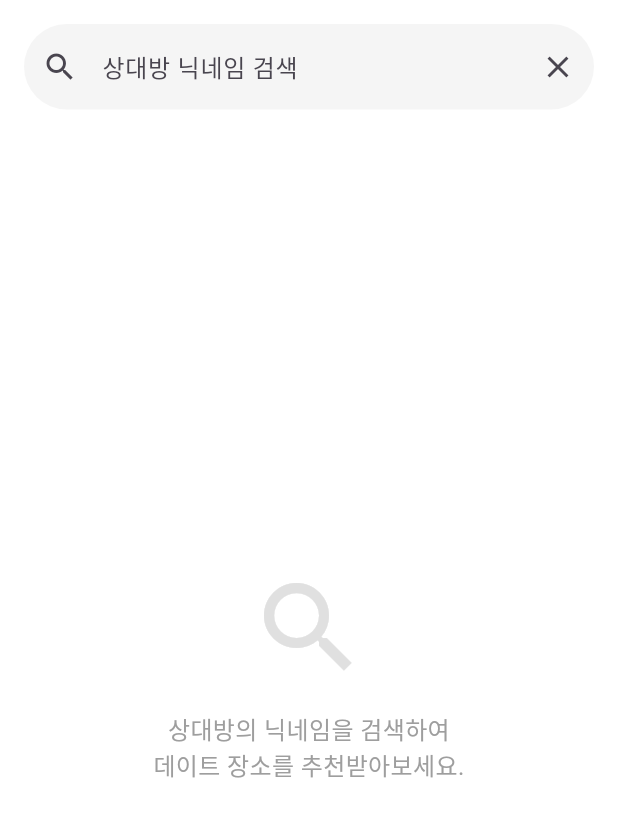
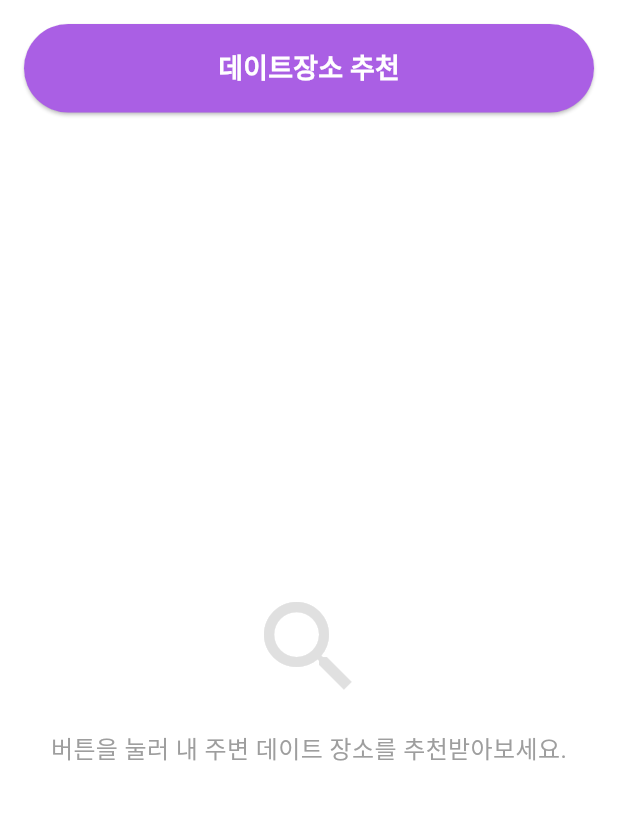
Before and after one commit to cres17/CapstoneDesign, a Flutter app: the DateRecommendationScreen screen opened directly, on a phone screen of 412 x 824 dp. Shown: the top 817 px of the screen. Run offline on Flutter 3.47's test engine with Material 3 defaults, Android fonts, the phone set to English and light mode, and no system bars; our stand-ins replace flutter_dotenv, geolocator, permission_handler, socket_io_client; missing offline and left inert: dart:html, flutter_sound, flutter_webrtc, google_mlkit_face_detection.

Commit message:
feat: 데이트장소 추천기능 (상대방과의 위치고려x 자신의 위치만 고려) -> 추후 개선해야함함

```diff
--- a/lib/screens/date_recommendation/date_recommendation_screen.dart
+++ b/lib/screens/date_recommendation/date_recommendation_screen.dart
@@ -1,5 +1,9 @@
 import 'package:flutter/material.dart';
+import 'package:geolocator/geolocator.dart';
+import 'package:http/http.dart' as http;
+import 'package:xml/xml.dart' as xml;
 import '../../constants/app_colors.dart';
+import 'dart:convert'; // 한글 깨짐 방지용
 
 class DateRecommendationScreen extends StatefulWidget {
   const DateRecommendationScreen({Key? key}) : super(key: key);
@@ -10,44 +14,113 @@ class DateRecommendationScreen extends StatefulWidget {
 }
 
 class _DateRecommendationScreenState extends State<DateRecommendationScreen> {
-  final TextEditingController _searchController = TextEditingController();
-  bool _hasSearched = false;
+  // 위치기반 데이트 장소 데이터
+  List<Map<String, dynamic>> _dateSpots = [];
+  bool _isLoading = false;
+  String? _errorMsg;
+  bool _hasRequested = false; // 버튼 클릭 여부
 
-  // 예시 데이트 장소 데이터
-  final List<Map<String, dynamic>> _dateSpots = [
-    {
-      'title': '서울숲 카페거리',
-      'description': '자연 속에서 여유로운 대화를 나눌 수 있는 감성 카페가 많은 곳입니다.',
-      'location': '서울 성동구',
-      'rating': 4.5,
-      'tags': ['카페', '자연', '데이트'],
-      'imageUrl': 'https://via.placeholder.com/150',
-    },
-    {
-      'title': '남산 타워',
-      'description': '서울의 야경을 한눈에 볼 수 있는 로맨틱한 장소입니다.',
-      'location': '서울 중구',
-      'rating': 4.7,
-      'tags': ['야경', '전망', '로맨틱'],
-      'imageUrl': 'https://via.placeholder.com/150',
-    },
-    {
-      'title': '한강 피크닉',
-      'description': '한강에서 도시락을 먹으며 여유로운 시간을 보낼 수 있어요.',
-      'location': '서울 여의도',
-      'rating': 4.2,
-      'tags': ['피크닉', '한강', '야외'],
-      'imageUrl': 'https://via.placeholder.com/150',
-    },
-    {
-      'title': '경복궁 산책',
-      'description': '한국의 전통적인 아름다움을 함께 느낄 수 있는 곳입니다.',
-      'location': '서울 종로구',
-      'rating': 4.6,
-      'tags': ['역사', '문화', '산책'],
-      'imageUrl': 'https://via.placeholder.com/150',
-    },
-  ];
+  // 위치 받아오기 및 API 요청
+  Future<void> _fetchDateSpots() async {
+    setState(() {
+      _isLoading = true;
+      _errorMsg = null;
+      _dateSpots = [];
+    });
+
+    try {
+      // 위치 권한 요청
+      LocationPermission permission = await Geolocator.checkPermission();
+      if (permission == LocationPermission.denied) {
+        permission = await Geolocator.requestPermission();
+        if (permission == LocationPermission.denied) {
+          setState(() {
+            _errorMsg = '위치 권한이 필요합니다.';
+            _isLoading = false;
+          });
+          return;
+        }
+      }
+      if (permission == LocationPermission.deniedForever) {
+        setState(() {
+          _errorMsg = '위치 권한이 영구적으로 거부되었습니다. 설정에서 권한을 허용해주세요.';
+          _isLoading = false;
+        });
+        return;
+      }
+
+      // 현재 위치 받아오기
+      Position position = await Geolocator.getCurrentPosition(
+        desiredAccuracy: LocationAccuracy.high,
+      );
+
+      double mapX = position.longitude;
+      double mapY = position.latitude;
+
+      print('현재 위치: 경도(mapX)=$mapX, 위도(mapY)=$mapY');
+
+      // 디코딩된 서비스키 사용
+      final String serviceKey =
+          'ZhUweX28UEl3Hx5AekfMOBgq4GkoC+9j//0fcItNuyS0P4gbgx5QQv6rbteypofg7x5qk5gfgawwtFA+hy0WHw==';
+      final String encodedServiceKey = Uri.encodeComponent(serviceKey);
+
+      // 요청 URL 생성
+      final String url =
+          'https://apis.data.go.kr/B551011/KorService1/locationBasedList1'
+          '?MobileOS=AND'
+          '&MobileApp=daon'
+          '&mapX=$mapX'
+          '&mapY=$mapY'
+          '&radius=5000'
+          '&contentTypeId=39'
+          '&serviceKey=$encodedServiceKey'
+          '&_type=xml'
+          '&numOfRows=10';
+
+      print('요청 URL: $url');
+      print('서비스키(디코딩): $serviceKey');
+      print('서비스키(인코딩): $encodedServiceKey');
+
+      final response = await http.get(Uri.parse(url));
+      print('응답 코드: ${response.statusCode}');
+      final decodedBody = utf8.decode(response.bodyBytes);
+      print('응답 본문: $decodedBody');
+
+      if (response.statusCode == 200) {
+        final document = xml.XmlDocument.parse(decodedBody);
+        final items = document.findAllElements('item');
+        List<Map<String, dynamic>> spots = [];
+        for (var item in items) {
+          spots.add({
+            'title': item.getElement('title')?.text ?? '',
+            'description': item.getElement('addr1')?.text ?? '',
+            'location': item.getElement('addr1')?.text ?? '',
+            'rating': 4.0, // 별점 데이터가 없으므로 임의값
+            'tags': ['음식점', '데이트'],
+            'imageUrl':
+                item.getElement('firstimage')?.text.isNotEmpty == true
+                    ? item.getElement('firstimage')!.text
+                    : 'https://via.placeholder.com/150',
+          });
+        }
+        setState(() {
+          _dateSpots = spots;
+          _isLoading = false;
+        });
+      } else {
+        setState(() {
+          _errorMsg = 'API 요청 실패: ${response.statusCode}';
+          _isLoading = false;
+        });
+      }
+    } catch (e) {
+      setState(() {
+        _errorMsg = '오류 발생: $e';
+        _isLoading = false;
+      });
+      print('오류 발생: $e');
+    }
+  }
 
   @override
   Widget build(BuildContext context) {
@@ -57,52 +130,42 @@ class _DateRecommendationScreenState extends State<DateRecommendationScreen> {
         child: Column(
           crossAxisAlignment: CrossAxisAlignment.start,
           children: [
-            // 검색창
-            TextField(
-              controller: _searchController,
-              decoration: InputDecoration(
-                hintText: '상대방 닉네임 검색',
-                prefixIcon: const Icon(Icons.search),
-                suffixIcon: IconButton(
-                  icon: const Icon(Icons.clear),
-                  onPressed: () {
-                    _searchController.clear();
+            // "데이트장소 추천" 버튼
+            SizedBox(
+              width: double.infinity,
+              child: ElevatedButton(
+                onPressed: () async {
                   setState(() {
-                      _hasSearched = false;
+                    _hasRequested = true;
                   });
+                  await _fetchDateSpots();
                 },
-                ),
-                filled: true,
-                fillColor: AppColors.lightGrey,
-                border: OutlineInputBorder(
+                style: ElevatedButton.styleFrom(
+                  backgroundColor: AppColors.primary,
+                  foregroundColor: Colors.white,
+                  padding: const EdgeInsets.symmetric(vertical: 16),
+                  shape: RoundedRectangleBorder(
                     borderRadius: BorderRadius.circular(30),
-                  borderSide: BorderSide.none,
                   ),
                 ),
-              onSubmitted: (value) {
-                if (value.isNotEmpty) {
-                  setState(() {
-                    _hasSearched = true;
-                  });
-                }
-              },
+                child: const Text(
+                  '데이트장소 추천',
+                  style: TextStyle(fontSize: 18, fontWeight: FontWeight.bold),
                 ),
-
+              ),
+            ),
             const SizedBox(height: 20),
 
-            if (_hasSearched) ...[
-              Text(
-                '${_searchController.text}님과 함께 방문하면 좋을 장소',
-                style: const TextStyle(
-                  fontSize: 18,
-                  fontWeight: FontWeight.bold,
-                ),
-              ),
-              const SizedBox(height: 16),
-
-              // 데이트 장소 추천 카드 목록
+            if (_hasRequested)
               Expanded(
-                child: ListView.builder(
+                child:
+                    _isLoading
+                        ? const Center(child: CircularProgressIndicator())
+                        : _errorMsg != null
+                        ? Center(child: Text(_errorMsg!))
+                        : _dateSpots.isEmpty
+                        ? const Center(child: Text('추천 장소가 없습니다.'))
+                        : ListView.builder(
                           itemCount: _dateSpots.length,
                           itemBuilder: (context, index) {
                             final spot = _dateSpots[index];
@@ -116,8 +179,8 @@ class _DateRecommendationScreenState extends State<DateRecommendationScreen> {
                             );
                           },
                         ),
-              ),
-            ] else ...[
+              )
+            else
               const Expanded(
                 child: Center(
                   child: Column(
@@ -126,7 +189,7 @@ class _DateRecommendationScreenState extends State<DateRecommendationScreen> {
                       Icon(Icons.search, size: 80, color: AppColors.grey),
                       SizedBox(height: 16),
                       Text(
-                        '상대방의 닉네임을 검색하여\n데이트 장소를 추천받아보세요.',
+                        '버튼을 눌러 내 주변 데이트 장소를 추천받아보세요.',
                         textAlign: TextAlign.center,
                         style: TextStyle(
                           fontSize: 16,
@@ -137,7 +200,6 @@ class _DateRecommendationScreenState extends State<DateRecommendationScreen> {
                   ),
                 ),
               ),
-            ],
           ],
         ),
       ),
--- a/pubspec.yaml
+++ b/pubspec.yaml
@@ -50,6 +50,8 @@ dependencies:
   image: ^4.5.4
   flutter_sound: ^9.28.0
   flutter_dotenv: ^5.2.1
+  geolocator: ^14.0.0
+  xml: ^6.5.0
 
 dev_dependencies:
   flutter_test:
```
Also changed, not shown: pubspec.lock, 3 other files. Lines whose indentation alone changed are shown as unchanged.
